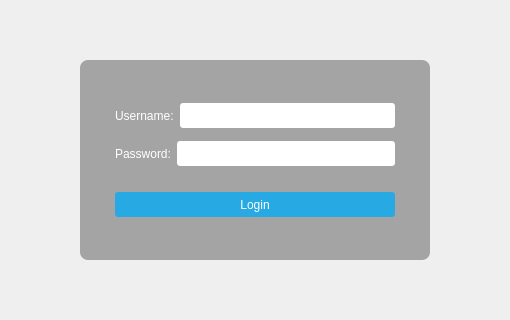
Above: mainwindow.ui from thenewcoder/school-administration-system before the change; both pictures show x 271 to 781 and y 213 to 533 of the 1052 by 751 pixel window. Below: the same form after it.
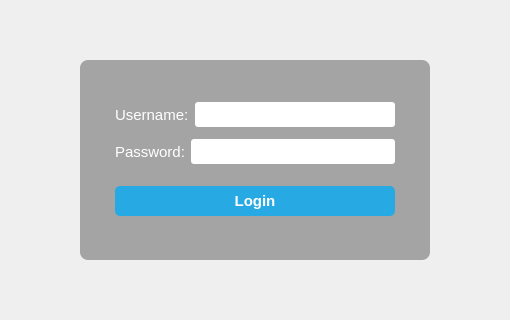
That is the form after the change. Icons and pictures are not drawn.

Commit message: Changed the font size and size of the login button.

```diff
--- a/mainwindow.ui
+++ b/mainwindow.ui
@@ -28,7 +28,7 @@
 	color: white;
 	background-color: #27a9e3;
 	border-width: 0px;
-	border-radius: 3px;
+	border-radius: 5px;
 }
 
 #loginForm QPushButton::hover
@@ -96,11 +96,14 @@
            </property>
            <item>
             <layout class="QHBoxLayout" name="horizontalLayout">
+             <property name="spacing">
+              <number>6</number>
+             </property>
              <item>
               <widget class="QLabel" name="usernameLabel">
                <property name="font">
                 <font>
-                 <pointsize>9</pointsize>
+                 <pointsize>11</pointsize>
                 </font>
                </property>
                <property name="text">
@@ -116,6 +119,11 @@
                  <height>25</height>
                 </size>
                </property>
+               <property name="font">
+                <font>
+                 <pointsize>10</pointsize>
+                </font>
+               </property>
               </widget>
              </item>
             </layout>
@@ -126,7 +134,7 @@
               <widget class="QLabel" name="passwordLabel">
                <property name="font">
                 <font>
-                 <pointsize>9</pointsize>
+                 <pointsize>11</pointsize>
                 </font>
                </property>
                <property name="text">
@@ -142,6 +150,11 @@
                  <height>25</height>
                 </size>
                </property>
+               <property name="font">
+                <font>
+                 <pointsize>9</pointsize>
+                </font>
+               </property>
                <property name="echoMode">
                 <enum>QLineEdit::Password</enum>
                </property>
@@ -160,7 +173,7 @@
              <property name="sizeHint" stdset="0">
               <size>
                <width>17</width>
-               <height>13</height>
+               <height>10</height>
               </size>
              </property>
             </spacer>
@@ -170,9 +183,16 @@
              <property name="minimumSize">
               <size>
                <width>0</width>
-               <height>25</height>
+               <height>30</height>
               </size>
              </property>
+             <property name="font">
+              <font>
+               <pointsize>11</pointsize>
+               <weight>75</weight>
+               <bold>true</bold>
+              </font>
+             </property>
              <property name="text">
               <string>Login</string>
              </property>
```
Left out of the diff: 2 changed lines with no effect on the pictures.
